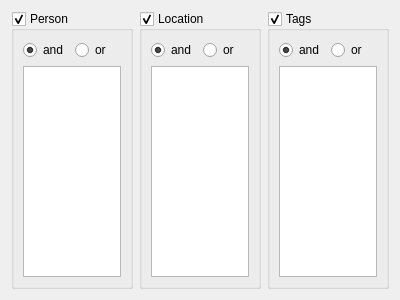
Above: cfilterpanel.ui from birkeh/pictureLibrary before the change. Below: the same form after it.
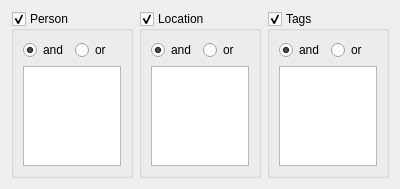
That is the form after the change.

Diff of the .ui file:
```diff
--- a/cfilterpanel.ui
+++ b/cfilterpanel.ui
@@ -7,7 +7,7 @@
     <x>0</x>
     <y>0</y>
     <width>400</width>
-    <height>300</height>
+    <height>189</height>
    </rect>
   </property>
   <property name="windowTitle">
```
